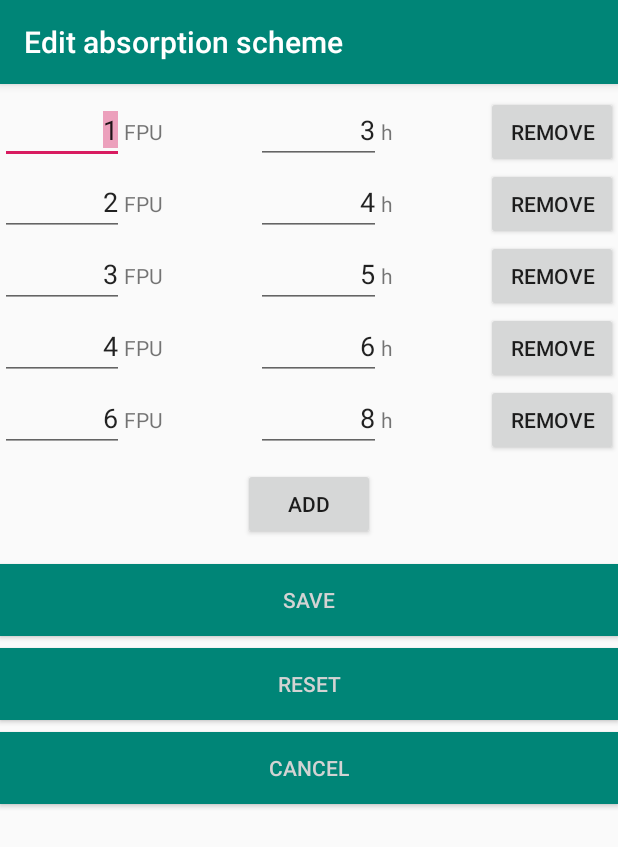
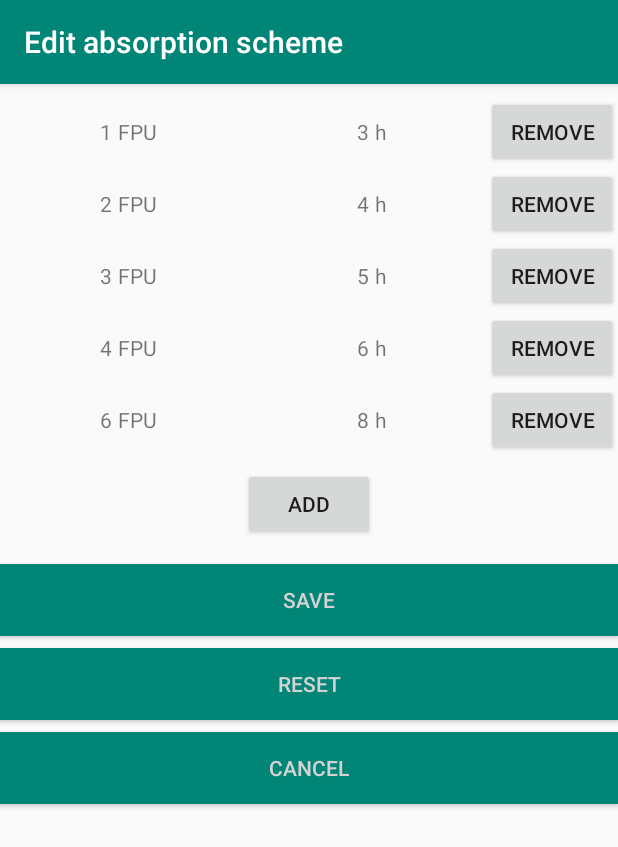
Before and after one commit to UlricusR/Android-EasyFPU, an Android app: the AbsorptionSchemeActivity screen opened directly, with no data from a screen before it, on a phone screen of 412 x 824 dp. Shown: the top 847 px of the screen. Run offline under Robolectric (Android 15) with nearby library versions, the phone set to English and light mode, and no system bars.

Commit message:
Finalized editing AbsorptionScheme

```diff
--- a/app/src/main/java/info/rueth/fpucalculator/presentation/adapter/AbsorptionBlockAdapter.java
+++ b/app/src/main/java/info/rueth/fpucalculator/presentation/adapter/AbsorptionBlockAdapter.java
@@ -60,48 +60,6 @@
             // Set FPUs and absorption time
             holder.fpuView.setText(String.valueOf(absorptionBlock.getMaxFPU()));
             holder.absorptionTimeView.setText(String.valueOf(absorptionBlock.getAbsorptionTime()));
-
-            // Add listener to views
-            holder.fpuView.addTextChangedListener(new TextWatcher() {
-                @Override
-                public void beforeTextChanged(CharSequence s, int start, int count, int after) {
-                    // Do nothing
-                }
-
-                @Override
-                public void onTextChanged(CharSequence s, int start, int before, int count) {
-                    if (s.length() != 0) {
-                        mAbsorptionBlocks.get(position).setMaxFPU(Integer.valueOf(s.toString()));
-                    } else {
-                        // TODO Warning if no value
-                    }
-                }
-
-                @Override
-                public void afterTextChanged(Editable s) {
-                    // Do nothing
-                }
-            });
-            holder.absorptionTimeView.addTextChangedListener(new TextWatcher() {
-                @Override
-                public void beforeTextChanged(CharSequence s, int start, int count, int after) {
-                    // Do nothing
-                }
-
-                @Override
-                public void onTextChanged(CharSequence s, int start, int before, int count) {
-                    if (s.length() != 0) {
-                        mAbsorptionBlocks.get(position).setAbsorptionTime(Integer.valueOf(s.toString()));
-                    } else {
-                        // TODO Warning if no value
-                    }
-                }
-
-                @Override
-                public void afterTextChanged(Editable s) {
-                    // Do nothing
-                }
-            });
 
             // Set onClickListener to remove button
             holder.buttonRemove.setOnClickListener(v -> {
--- a/app/src/main/res/layout/absorption_block_item.xml
+++ b/app/src/main/res/layout/absorption_block_item.xml
@@ -4,13 +4,11 @@
     android:layout_height="wrap_content"
     android:columnCount="5">
 
-    <EditText
+    <TextView
         android:id="@+id/absorption_block_fpu"
-        android:text="test"
+        android:layout_marginRight="4dp"
         android:layout_gravity="fill_horizontal"
         android:gravity="end"
-        android:inputType="number"
-        android:selectAllOnFocus="true"
         android:layout_columnWeight="1"/>
 
     <TextView
@@ -18,13 +16,11 @@
         android:layout_gravity="fill_horizontal"
         android:layout_columnWeight="1"/>
 
-    <EditText
+    <TextView
         android:id="@+id/absorption_block_hours"
-        android:text="test"
+        android:layout_marginRight="4dp"
         android:layout_gravity="fill_horizontal"
         android:gravity="end"
-        android:inputType="number"
-        android:selectAllOnFocus="true"
         android:layout_columnWeight="1"/>
 
     <TextView
```
